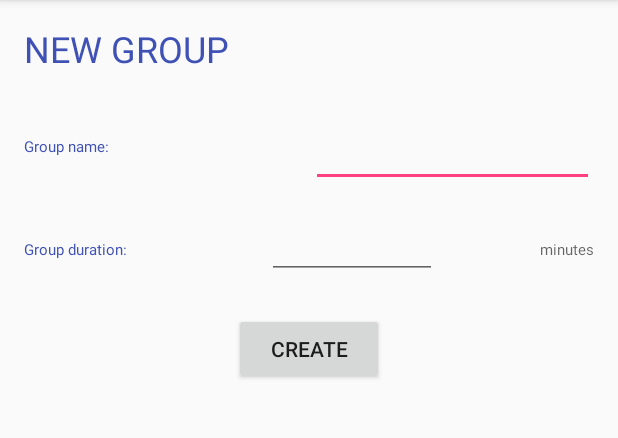
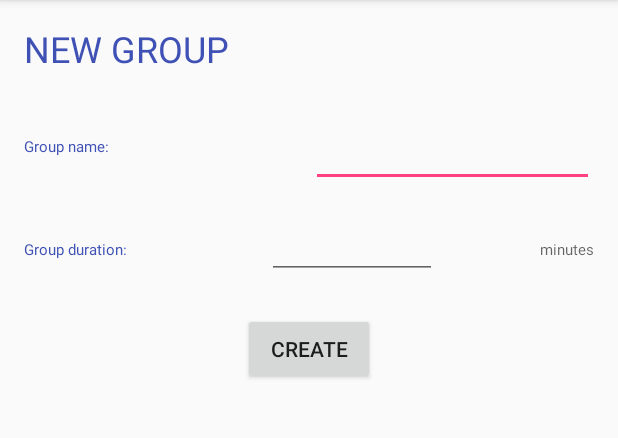
Before and after one commit to klemmari1/image-sharing-application, an Android app: the screen it shows after launch (MainActivity), on a phone screen of 412 x 824 dp, the part 84-522 px from its top. Run offline under Robolectric (Android 15) with nearby library versions, the phone set to English and light mode, and no system bars.

Commit message:
Fixed button id and layout restrictions

```diff
--- a/app/src/main/res/layout/activity_main.xml
+++ b/app/src/main/res/layout/activity_main.xml
@@ -98,9 +98,9 @@
     </LinearLayout>
 
     <Button
-        android:id="@+id/button"
-        android:layout_width="100dp"
-        android:layout_height="0dp"
+        android:id="@+id/buttonCreateGroup"
+        android:layout_width="wrap_content"
+        android:layout_height="wrap_content"
         android:layout_marginTop="8dp"
         android:text="@string/button_create"
         app:layout_constraintLeft_toLeftOf="parent"
```
